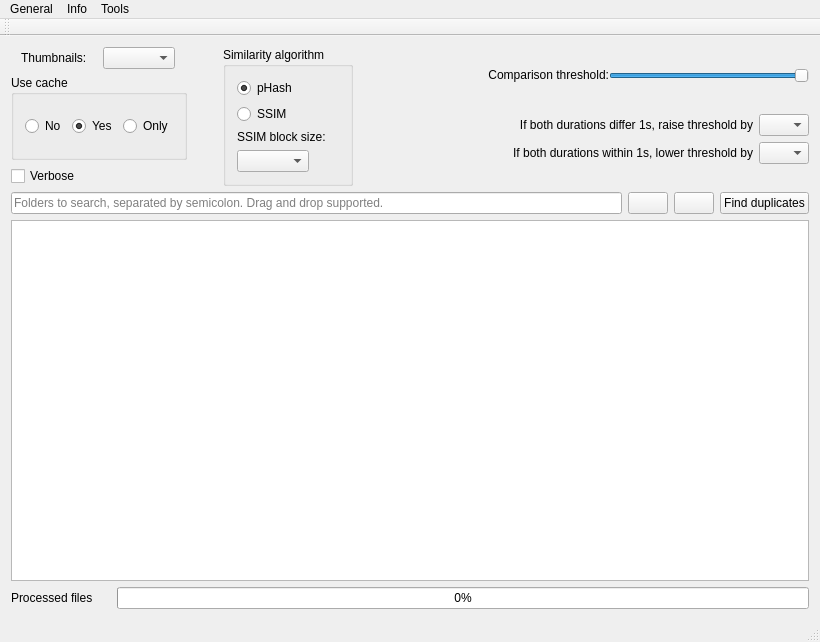
Old version of the form QtProject/app/mainwindow.ui in the repository theophanemayaud/video-simili-duplicate-cleaner.
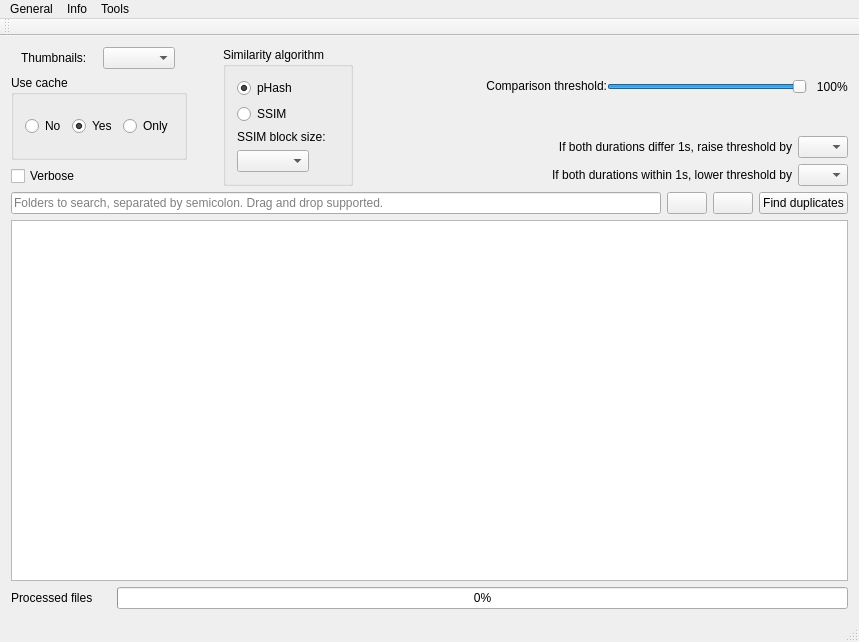
New version of the form. Icons and pictures are not drawn.

Commit message: feat(ui): improved ui as per #105 and fixed minor glitch

What changed in the file:
```diff
--- a/QtProject/app/mainwindow.ui
+++ b/QtProject/app/mainwindow.ui
@@ -6,7 +6,7 @@
    <rect>
     <x>0</x>
     <y>0</y>
-    <width>820</width>
+    <width>859</width>
     <height>642</height>
    </rect>
   </property>
@@ -300,6 +300,29 @@
             </property>
            </widget>
           </item>
+          <item>
+           <widget class="QLabel" name="threshPercent">
+            <property name="minimumSize">
+             <size>
+              <width>30</width>
+              <height>0</height>
+             </size>
+            </property>
+            <property name="text">
+             <string>100</string>
+            </property>
+            <property name="alignment">
+             <set>Qt::AlignRight|Qt::AlignTrailing|Qt::AlignVCenter</set>
+            </property>
+           </widget>
+          </item>
+          <item>
+           <widget class="QLabel" name="label_4">
+            <property name="text">
+             <string>%</string>
+            </property>
+           </widget>
+          </item>
          </layout>
         </item>
         <item>
@@ -505,8 +528,8 @@
     <rect>
      <x>0</x>
      <y>0</y>
-     <width>820</width>
-     <height>22</height>
+     <width>859</width>
+     <height>24</height>
     </rect>
    </property>
    <widget class="QMenu" name="menuGeneral">
```
The commit also changes 3 other files.
